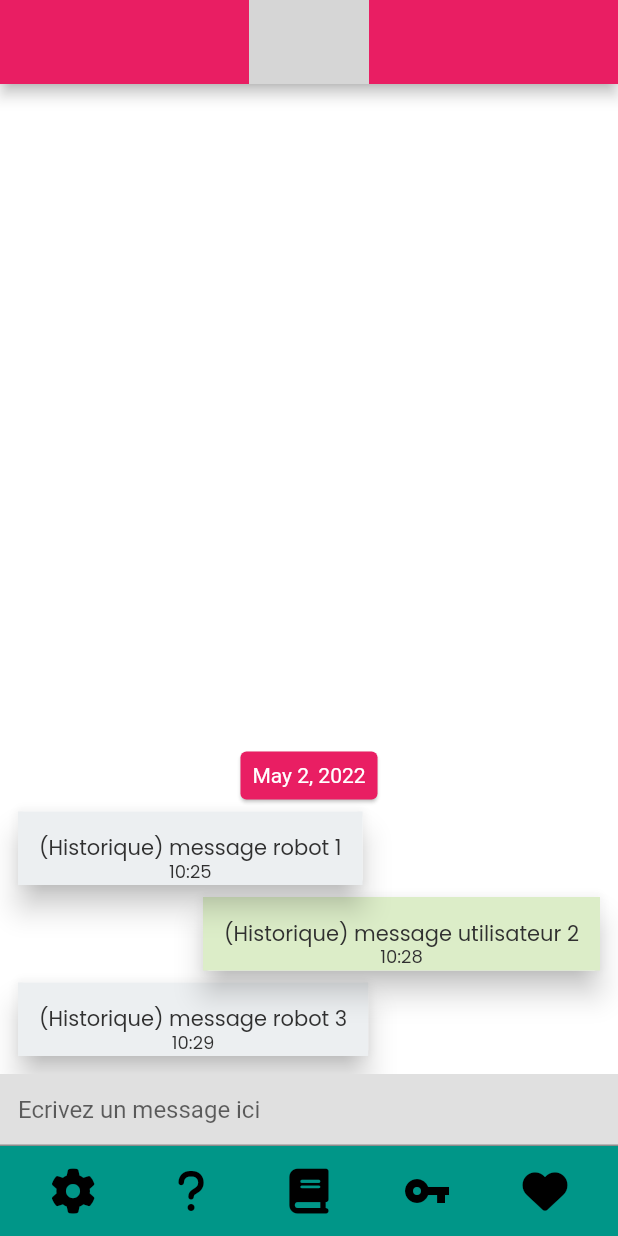
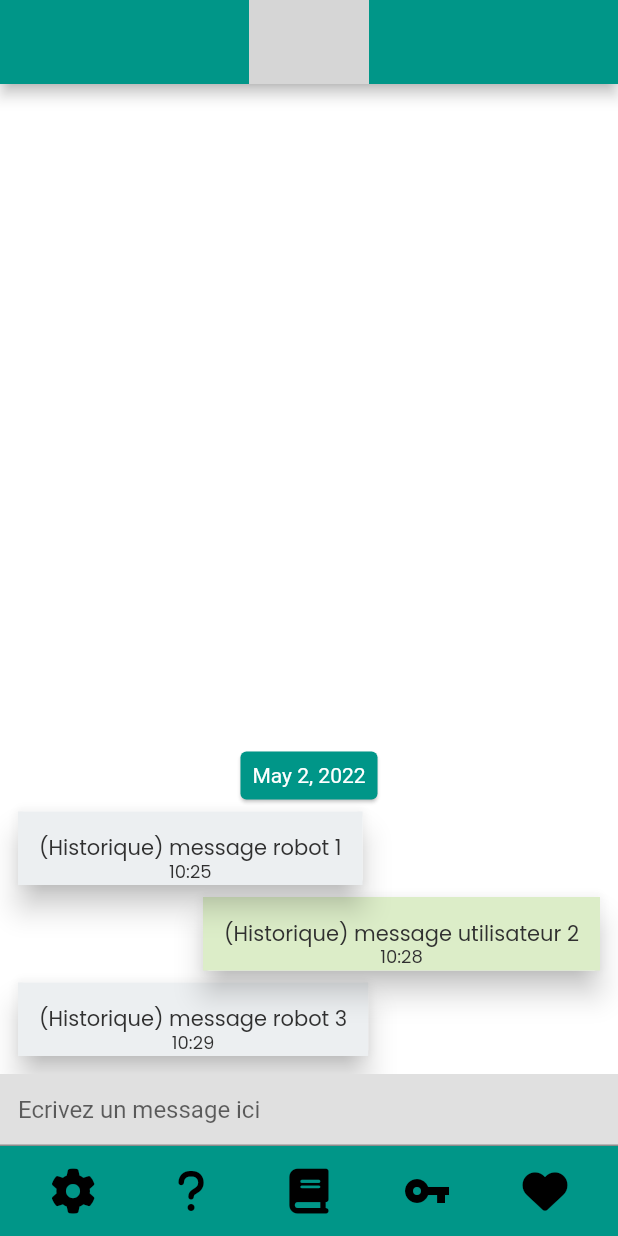
Before and after one commit to NereisD/Compagnon_Virtuel, a Flutter app: the MyHomePage screen opened directly, on a phone screen of 412 x 824 dp. Run offline on Flutter 3.47's test engine with Material 2 defaults, Android fonts, the phone set to English and light mode, and no system bars; drawn by our look-alikes of grouped_list; our stand-ins replace auto_size_text, flutter_slidable, font_awesome_flutter, google_fonts, page_transition, sqflite and 1 more; missing offline and left inert: json_path; accounts and stored records are empty; grey boxes are pictures that could not be loaded.

Commit message:
Trier le journal par dates
ajout Grouped ListView  pour trier le journal par dates et modification du todo widget

```diff
--- a/notes_app_UI/notes_app_ui/lib/main.dart
+++ b/notes_app_UI/notes_app_ui/lib/main.dart
@@ -9,7 +9,7 @@ void main() {
 }
 
 class MyApp extends StatelessWidget {
-  static final String title = 'Todo App';
+  static final String title = 'Journal';
 
   @override
   Widget build(BuildContext context) => ChangeNotifierProvider(
@@ -18,7 +18,8 @@ class MyApp extends StatelessWidget {
           debugShowCheckedModeBanner: false,
           title: title,
           theme: ThemeData(
-            primarySwatch: Colors.pink,
+            primarySwatch: Colors.teal,
+            secondaryHeaderColor: Colors.teal[800],
             scaffoldBackgroundColor: Color(0xFFf6f5ee),
           ),
           home: HomePage(),
--- a/notes_app_UI/notes_app_ui/lib/provider/todos.dart
+++ b/notes_app_UI/notes_app_ui/lib/provider/todos.dart
@@ -1,24 +1,26 @@
+// ignore_for_file: prefer_final_fields
+
 import 'package:flutter/cupertino.dart';
 import 'package:notes_app_ui/model/todo.dart';
 
 class TodosProvider extends ChangeNotifier {
   List<Todo> _todos = [
     Todo(
-        createdTime: DateTime.now(),
+        createdTime: DateTime.now().subtract(Duration(days: 2, minutes: 1)),
         title: 'Work on flutter',
         description: '''- finish this project
-      - eat some bananas
-      - do the sqflite
-      - wrap messages by date'''),
+- eat some bananas
+- do the sqflite
+- wrap messages by date'''),
     Todo(
-      createdTime: DateTime.now(),
-      title: 'Walk the dog',
+      createdTime: DateTime.now().subtract(Duration(days: 2, minutes: 2)),
+      title: 'Biking 🚴‍♂️',
     ),
     Todo(
-        createdTime: DateTime.now(),
+        createdTime: DateTime.now().subtract(Duration(days: 2, minutes: 3)),
         title: 'Liste de course',
         description: '''- bananes
-      - salade'''),
+- salade'''),
   ];
 
   //Pour filtrer les todos non secrets
--- a/notes_app_UI/notes_app_ui/lib/widget/todo_form_widget.dart
+++ b/notes_app_UI/notes_app_ui/lib/widget/todo_form_widget.dart
@@ -22,9 +22,9 @@ class TodoFormWidget extends StatelessWidget {
           mainAxisSize: MainAxisSize.min,
           children: [
             buildTitle(),
-            SizedBox(height: 6),
+            SizedBox(height: 4),
             buildDescription(),
-            SizedBox(height: 12),
+            SizedBox(height: 10),
             buildSaveButton(),
           ],
         ),
--- a/notes_app_UI/notes_app_ui/pubspec.yaml
+++ b/notes_app_UI/notes_app_ui/pubspec.yaml
@@ -22,6 +22,12 @@ dependencies:
   #slidable
   flutter_slidable: ^0.5.7
 
+  # grouped list
+  grouped_list: ^4.2.0
+
+  #date format
+  intl: ^0.17.0
+
 dev_dependencies:
   flutter_test:
     sdk: flutter
```
Also changed, not shown: notes_app_UI/notes_app_ui/lib/widget/completed_list_widget.dart (+42 -2 lines), notes_app_UI/notes_app_ui/lib/widget/todo_list_widget.dart (+42 -2 lines), notes_app_UI/notes_app_ui/lib/widget/todo_widget.dart (+6 -5 lines), 1 other file.
